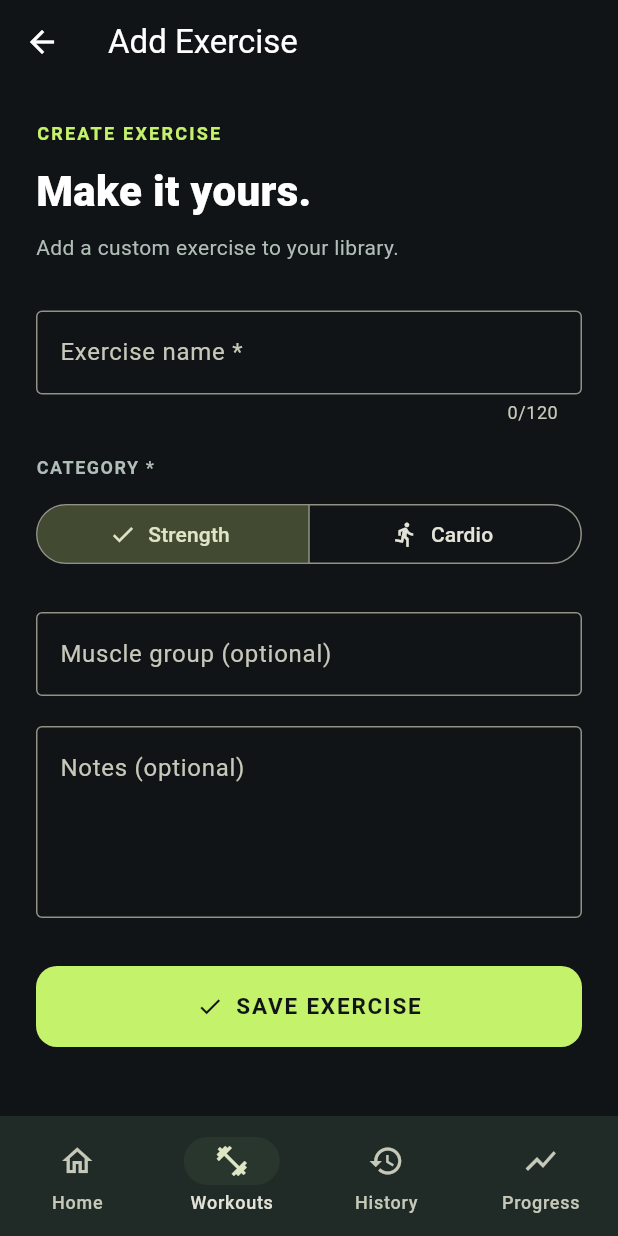
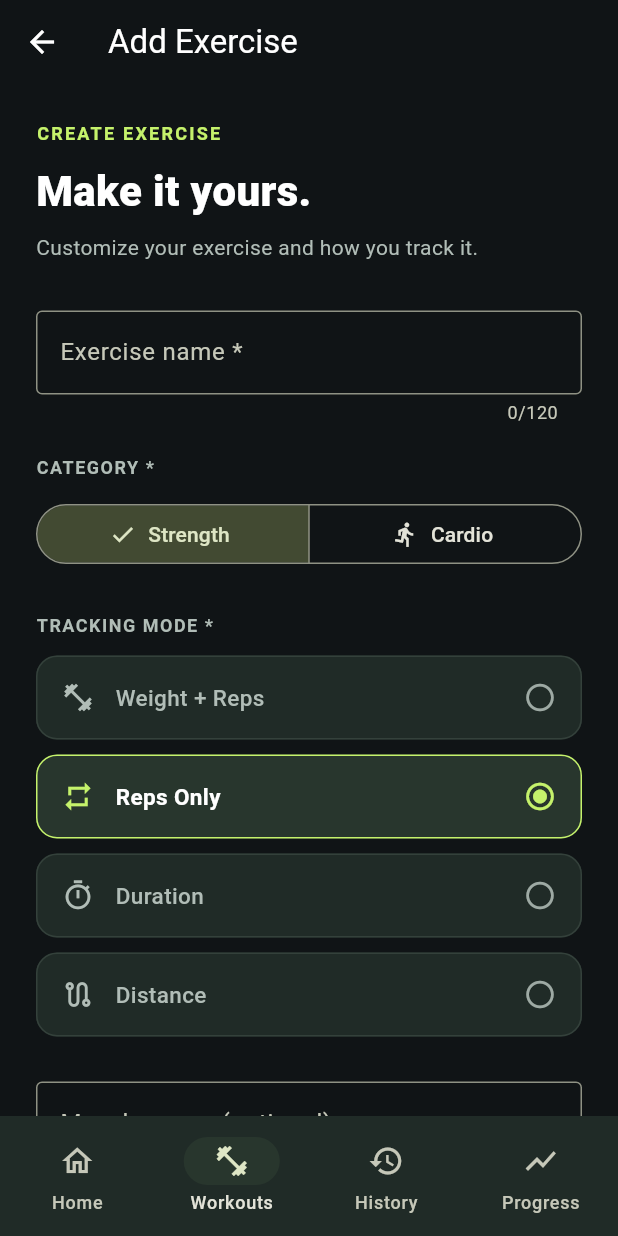
Before and after one commit to ACodes3/projects, a Flutter app: the AddExerciseScreen screen opened by its route, on a phone screen of 412 x 824 dp. Run offline on Flutter 3.47's test engine with Material 3 defaults, Android fonts, the phone set to English and light mode, and no system bars; our stand-ins replace drift, drift_flutter, flutter_riverpod, go_router, material_ui; accounts and stored records are empty; generated files the repository leaves out were written again.

Commit message:
Integrate Tracking Modes into the Exercise Form

```diff
--- a/mobile-apps/kinetiq/lib/features/exercises/presentation/screens/add_exercise_screen.dart
+++ b/mobile-apps/kinetiq/lib/features/exercises/presentation/screens/add_exercise_screen.dart
@@ -5,12 +5,16 @@ import 'package:material_ui/material_ui.dart';
 
 import 'package:kinetiq/app/theme/kinetiq_theme.dart';
 import 'package:kinetiq/core/database/app_database.dart';
+import 'package:kinetiq/features/exercises/domain/enums/exercise_tracking_mode.dart';
+import 'package:kinetiq/features/exercises/presentation/widgets/exercise_tracking_mode_selector.dart';
 import 'package:kinetiq/features/exercises/providers/exercise_providers.dart';
 
-/// Form for creating custom exercises.
+/// Form for creating and editing custom exercises.
 class AddExerciseScreen extends ConsumerStatefulWidget {
   const AddExerciseScreen({super.key, this.exerciseId});
 
+  /// Null = create mode.
+  /// Non-null = edit mode.
   final int? exerciseId;
 
   @override
@@ -18,6 +22,10 @@ class AddExerciseScreen extends ConsumerStatefulWidget {
 }
 
 class _AddExerciseScreenState extends ConsumerState<AddExerciseScreen> {
+  // ----------------------------------------------------------
+  // FORM STATE
+  // ----------------------------------------------------------
+
   final _formKey = GlobalKey<FormState>();
 
   final _nameController = TextEditingController();
@@ -25,12 +33,18 @@ class _AddExerciseScreenState extends ConsumerState<AddExerciseScreen> {
   final _notesController = TextEditingController();
 
   String _category = 'strength';
-  bool _isSaving = false;
+
+  ExerciseTrackingMode _trackingMode = ExerciseTrackingMode.reps;
 
   bool _isLoading = false;
+  bool _isSaving = false;
   bool _hasLoadError = false;
 
   bool get _isEditing => widget.exerciseId != null;
+
+  // ----------------------------------------------------------
+  // LIFECYCLE
+  // ----------------------------------------------------------
 
   @override
   void initState() {
@@ -40,6 +54,19 @@ class _AddExerciseScreenState extends ConsumerState<AddExerciseScreen> {
       _loadExercise();
     }
   }
+
+  @override
+  void dispose() {
+    _nameController.dispose();
+    _muscleGroupController.dispose();
+    _notesController.dispose();
+
+    super.dispose();
+  }
+
+  // ----------------------------------------------------------
+  // LOAD EXISTING EXERCISE
+  // ----------------------------------------------------------
 
   Future<void> _loadExercise() async {
     setState(() {
@@ -61,12 +88,18 @@ class _AddExerciseScreenState extends ConsumerState<AddExerciseScreen> {
         return;
       }
 
+      // Populate the form with saved SQLite data.
       _nameController.text = exercise.name;
       _muscleGroupController.text = exercise.muscleGroup ?? '';
       _notesController.text = exercise.notes ?? '';
 
       setState(() {
         _category = exercise.category;
+
+        // Preserve the existing tracking mode when editing.
+        _trackingMode = ExerciseTrackingMode.fromDatabase(
+          exercise.trackingMode,
+        );
       });
     } catch (_) {
       if (!mounted) return;
@@ -83,15 +116,39 @@ class _AddExerciseScreenState extends ConsumerState<AddExerciseScreen> {
     }
   }
 
-  @override
-  void dispose() {
-    _nameController.dispose();
-    _muscleGroupController.dispose();
-    _notesController.dispose();
-    super.dispose();
+  // ----------------------------------------------------------
+  // CATEGORY SELECTION
+  // ----------------------------------------------------------
+
+  void _onCategoryChanged(String category) {
+    setState(() {
+      _category = category;
+
+      // Suggest an appropriate default when changing category.
+      // Users can choose a different tracking mode afterward.
+      _trackingMode = category == 'cardio'
+          ? ExerciseTrackingMode.duration
+          : ExerciseTrackingMode.reps;
+    });
   }
 
+  // ----------------------------------------------------------
+  // TRACKING MODE SELECTION
+  // ----------------------------------------------------------
+
+  void _onTrackingModeChanged(ExerciseTrackingMode mode) {
+    setState(() {
+      _trackingMode = mode;
+    });
+  }
+
+  // ----------------------------------------------------------
+  // SAVE EXERCISE
+  // ----------------------------------------------------------
+
   Future<void> _saveExercise() async {
+    if (_isSaving || _isLoading) return;
+
     if (!_formKey.currentState!.validate()) {
       return;
     }
@@ -106,24 +163,31 @@ class _AddExerciseScreenState extends ConsumerState<AddExerciseScreen> {
       final muscleGroup = _muscleGroupController.text.trim();
       final notes = _notesController.text.trim();
 
+      // Shared values for both Create and Edit operations.
       final companion = ExercisesCompanion(
         name: Value(_nameController.text.trim()),
         category: Value(_category),
-        trackingMode: Value(_category == 'cardio' ? 'duration' : 'reps'),
+        trackingMode: Value(_trackingMode.databaseValue),
         muscleGroup: Value(muscleGroup.isEmpty ? null : muscleGroup),
         notes: Value(notes.isEmpty ? null : notes),
         isCustom: const Value(true),
       );
 
       if (_isEditing) {
-        final exercise = await repository.getExerciseById(widget.exerciseId!);
+        // ----------------------------------------------------
+        // UPDATE EXISTING EXERCISE
+        // ----------------------------------------------------
 
-        if (exercise == null) {
+        final existingExercise = await repository.getExerciseById(
+          widget.exerciseId!,
+        );
+
+        if (existingExercise == null) {
           throw StateError('Exercise no longer exists.');
         }
 
         await repository.updateExercise(
-          exercise.copyWith(
+          existingExercise.copyWith(
             name: companion.name.value,
             category: companion.category.value,
             trackingMode: companion.trackingMode.value,
@@ -132,6 +196,10 @@ class _AddExerciseScreenState extends ConsumerState<AddExerciseScreen> {
           ),
         );
       } else {
+        // ----------------------------------------------------
+        // CREATE NEW EXERCISE
+        // ----------------------------------------------------
+
         await repository.createExercise(companion);
       }
 
@@ -139,7 +207,7 @@ class _AddExerciseScreenState extends ConsumerState<AddExerciseScreen> {
 
       // Return to the Exercise Library after saving.
       context.pop();
-    } catch (error) {
+    } catch (_) {
       if (!mounted) return;
 
       ScaffoldMessenger.of(context).showSnackBar(
@@ -156,10 +224,15 @@ class _AddExerciseScreenState extends ConsumerState<AddExerciseScreen> {
     }
   }
 
+  // ----------------------------------------------------------
+  // BUILD
+  // ----------------------------------------------------------
+
   @override
   Widget build(BuildContext context) {
     return Scaffold(
       backgroundColor: KinetiqColors.background,
+
       appBar: AppBar(
         title: Text(_isEditing ? 'Edit Exercise' : 'Add Exercise'),
         backgroundColor: KinetiqColors.background,
@@ -182,9 +255,13 @@ class _AddExerciseScreenState extends ConsumerState<AddExerciseScreen> {
                 child: ListView(
                   padding: const EdgeInsets.all(24),
                   children: [
+                    // ------------------------------------
+                    // PAGE HEADING
+                    // ------------------------------------
+
                     Text(
                       _isEditing ? 'EDIT EXERCISE' : 'CREATE EXERCISE',
-                      style: TextStyle(
+                      style: const TextStyle(
                         color: KinetiqColors.primary,
                         fontSize: 12,
                         fontWeight: FontWeight.w600,
@@ -196,7 +273,7 @@ class _AddExerciseScreenState extends ConsumerState<AddExerciseScreen> {
 
                     Text(
                       _isEditing ? 'Refine your exercise.' : 'Make it yours.',
-                      style: TextStyle(
+                      style: const TextStyle(
                         color: KinetiqColors.textPrimary,
                         fontSize: 28,
                         fontWeight: FontWeight.w800,
@@ -206,7 +283,7 @@ class _AddExerciseScreenState extends ConsumerState<AddExerciseScreen> {
                     const SizedBox(height: 8),
 
                     const Text(
-                      'Add a custom exercise to your library.',
+                      'Customize your exercise and how you track it.',
                       style: TextStyle(
                         color: KinetiqColors.textSecondary,
                         fontSize: 14,
@@ -215,7 +292,9 @@ class _AddExerciseScreenState extends ConsumerState<AddExerciseScreen> {
 
                     const SizedBox(height: 32),
 
-                    // Exercise name
+                    // ------------------------------------
+                    // EXERCISE NAME
+                    // ------------------------------------
                     TextFormField(
                       controller: _nameController,
                       maxLength: 120,
@@ -237,7 +316,9 @@ class _AddExerciseScreenState extends ConsumerState<AddExerciseScreen> {
 
                     const SizedBox(height: 20),
 
-                    // Exercise category
+                    // ------------------------------------
+                    // CATEGORY
+                    // ------------------------------------
                     const Text(
                       'CATEGORY *',
                       style: TextStyle(
@@ -252,12 +333,12 @@ class _AddExerciseScreenState extends ConsumerState<AddExerciseScreen> {
 
                     SegmentedButton<String>(
                       segments: const [
-                        ButtonSegment(
+                        ButtonSegment<String>(
                           value: 'strength',
                           label: Text('Strength'),
                           icon: Icon(Icons.fitness_center),
                         ),
-                        ButtonSegment(
+                        ButtonSegment<String>(
                           value: 'cardio',
                           label: Text('Cardio'),
                           icon: Icon(Icons.directions_run),
@@ -265,15 +346,25 @@ class _AddExerciseScreenState extends ConsumerState<AddExerciseScreen> {
                       ],
                       selected: {_category},
                       onSelectionChanged: (selection) {
-                        setState(() {
-                          _category = selection.first;
-                        });
+                        _onCategoryChanged(selection.first);
                       },
                     ),
 
                     const SizedBox(height: 28),
 
-                    // Optional muscle group
+                    // ------------------------------------
+                    // TRACKING MODE COMPONENT
+                    // ------------------------------------
+                    ExerciseTrackingModeSelector(
+                      selectedMode: _trackingMode,
+                      onChanged: _onTrackingModeChanged,
+                    ),
+
+                    const SizedBox(height: 20),
+
+                    // ------------------------------------
+                    // MUSCLE GROUP (OPTIONAL)
+                    // ------------------------------------
                     TextFormField(
                       controller: _muscleGroupController,
                       textCapitalization: TextCapitalization.words,
@@ -287,7 +378,9 @@ class _AddExerciseScreenState extends ConsumerState<AddExerciseScreen> {
 
                     const SizedBox(height: 20),
 
-                    // Optional notes
+                    // ------------------------------------
+                    // NOTES (OPTIONAL)
+                    // ------------------------------------
                     TextFormField(
                       controller: _notesController,
                       maxLines: 4,
@@ -302,7 +395,9 @@ class _AddExerciseScreenState extends ConsumerState<AddExerciseScreen> {
 
                     const SizedBox(height: 32),
 
-                    // Save button
+                    // ------------------------------------
+                    // SAVE BUTTON
+                    // ------------------------------------
                     SizedBox(
                       width: double.infinity,
                       child: ElevatedButton.icon(
@@ -333,6 +428,8 @@ class _AddExerciseScreenState extends ConsumerState<AddExerciseScreen> {
                         ),
                       ),
                     ),
+
+                    const SizedBox(height: 16),
                   ],
                 ),
               ),
--- /dev/null
+++ b/mobile-apps/kinetiq/lib/features/exercises/presentation/widgets/exercise_tracking_mode_selector.dart
@@ -0,0 +1,130 @@
+import 'package:material_ui/material_ui.dart';
+
+import 'package:kinetiq/app/theme/kinetiq_theme.dart';
+import 'package:kinetiq/features/exercises/domain/enums/exercise_tracking_mode.dart';
+
+/// Reusable selector for exercise tracking modes.
+///
+/// This widget only handles presentation.
+/// The parent form manages the selected value.
+class ExerciseTrackingModeSelector extends StatelessWidget {
+  const ExerciseTrackingModeSelector({
+    super.key,
+    required this.selectedMode,
+    required this.onChanged,
+  });
+
+  /// Currently selected tracking mode.
+  final ExerciseTrackingMode selectedMode;
+
+  /// Called when the user selects another mode.
+  final ValueChanged<ExerciseTrackingMode> onChanged;
+
+  @override
+  Widget build(BuildContext context) {
+    return Column(
+      crossAxisAlignment: CrossAxisAlignment.start,
+      children: [
+        const Text(
+          'TRACKING MODE *',
+          style: TextStyle(
+            color: KinetiqColors.textSecondary,
+            fontSize: 12,
+            fontWeight: FontWeight.w700,
+            letterSpacing: 1,
+          ),
+        ),
+
+        const SizedBox(height: 12),
+
+        // Display each tracking mode as a selectable option.
+        ...ExerciseTrackingMode.values.map((mode) {
+          final isSelected = selectedMode == mode;
+
+          return Padding(
+            padding: const EdgeInsets.only(bottom: 10),
+            child: Material(
+              color: isSelected
+                  ? KinetiqColors.surfaceElevated
+                  : KinetiqColors.surface,
+              borderRadius: BorderRadius.circular(14),
+              child: InkWell(
+                onTap: () => onChanged(mode),
+                borderRadius: BorderRadius.circular(14),
+                child: Container(
+                  padding: const EdgeInsets.symmetric(
+                    horizontal: 16,
+                    vertical: 16,
+                  ),
+                  decoration: BoxDecoration(
+                    borderRadius: BorderRadius.circular(14),
+                    border: Border.all(
+                      color: isSelected
+                          ? KinetiqColors.primary
+                          : KinetiqColors.border,
+                    ),
+                  ),
+                  child: Row(
+                    children: [
+                      Icon(
+                        _iconForMode(mode),
+                        color: isSelected
+                            ? KinetiqColors.primary
+                            : KinetiqColors.textSecondary,
+                        size: 22,
+                      ),
+
+                      const SizedBox(width: 14),
+
+                      Expanded(
+                        child: Text(
+                          mode.label,
+                          style: TextStyle(
+                            color: isSelected
+                                ? KinetiqColors.textPrimary
+                                : KinetiqColors.textSecondary,
+                            fontSize: 15,
+                            fontWeight: isSelected
+                                ? FontWeight.w700
+                                : FontWeight.w500,
+                          ),
+                        ),
+                      ),
+
+                      Icon(
+                        isSelected
+                            ? Icons.radio_button_checked
+                            : Icons.radio_button_unchecked,
+                        color: isSelected
+                            ? KinetiqColors.primary
+                            : KinetiqColors.textMuted,
+                        size: 22,
+                      ),
+                    ],
+                  ),
+                ),
+              ),
+            ),
+          );
+        }),
+      ],
+    );
+  }
+
+  /// Returns an appropriate icon for each tracking mode.
+  IconData _iconForMode(ExerciseTrackingMode mode) {
+    switch (mode) {
+      case ExerciseTrackingMode.weightReps:
+        return Icons.fitness_center;
+
+      case ExerciseTrackingMode.reps:
+        return Icons.repeat;
+
+      case ExerciseTrackingMode.duration:
+        return Icons.timer_outlined;
+
+      case ExerciseTrackingMode.distance:
+        return Icons.route_outlined;
+    }
+  }
+}
```
Also changed, not shown: 1 other file.
